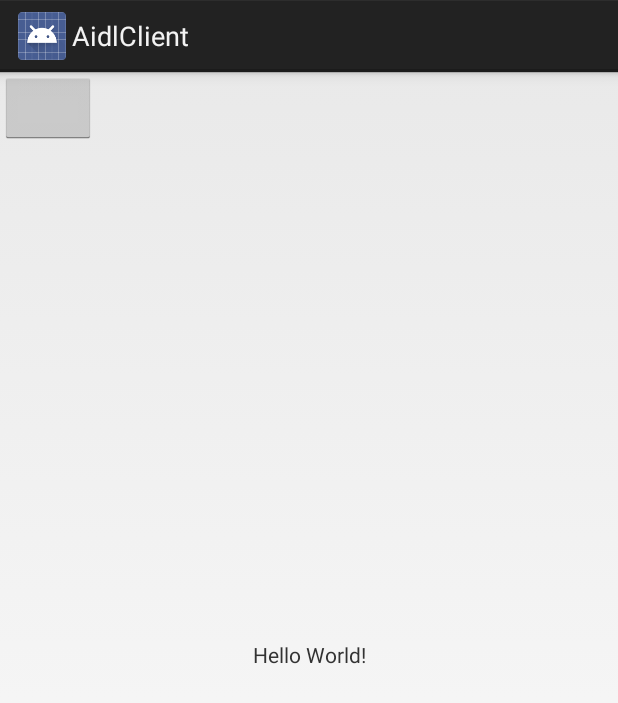
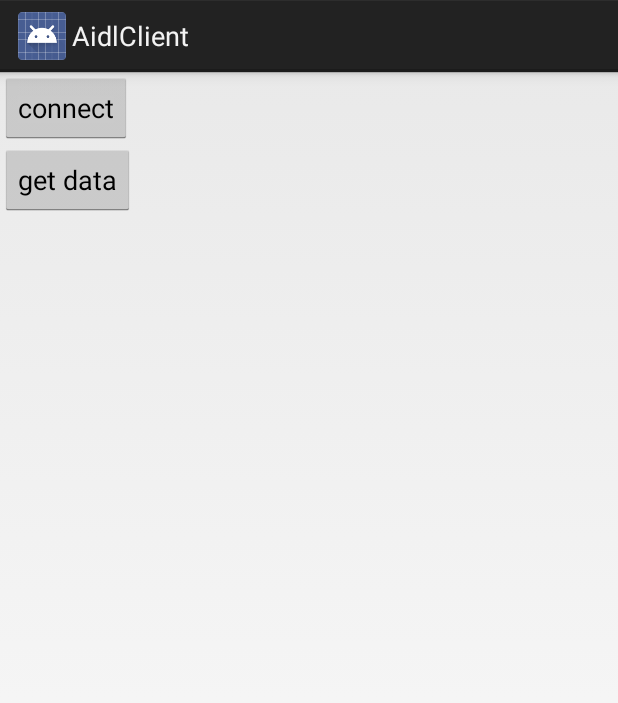
Before and after one commit to wuruixiong/AndroidAidlDemo, an Android app: the screen it shows after launch (MainActivity), on a phone screen of 412 x 824 dp. Shown: the top 703 px of the screen. Run offline under Robolectric (Android 15) with nearby library versions, the phone set to English and light mode, and no system bars.

Commit message:
add DataItem object

```diff
--- a/AidlClient/app/src/main/java/wrx/aidlclient/MainActivity.java
+++ b/AidlClient/app/src/main/java/wrx/aidlclient/MainActivity.java
@@ -9,6 +9,9 @@ import android.os.IBinder;
 import android.util.Log;
 import android.view.View;
 
+import java.util.List;
+
+import wrx.aidlserver.DataItem;
 import wrx.aidlserver.IRemoteService;
 
 public class MainActivity extends Activity {
@@ -34,13 +37,29 @@ public class MainActivity extends Activity {
     protected void onCreate(Bundle savedInstanceState) {
         super.onCreate(savedInstanceState);
         setContentView(R.layout.activity_main);
-        findViewById(R.id.bt).setOnClickListener(new View.OnClickListener() {
+        findViewById(R.id.connect).setOnClickListener(new View.OnClickListener() {
             @Override
             public void onClick(View v) {
                 Intent intent1 = new Intent();
                 intent1.setAction("wrx.aidlserver.service");
                 intent1.setPackage("wrx.aidlserver");
                 bindService(intent1, mConnection, BIND_AUTO_CREATE);
+            }
+        });
+
+        findViewById(R.id.getdata).setOnClickListener(new View.OnClickListener() {
+            @Override
+            public void onClick(View v) {
+                try {
+                    if (mIRemoteService != null) {
+                        List<DataItem> dataItems = mIRemoteService.getDateItemList();
+                        for (int i = 0; i < dataItems.size(); i ++) {
+                            Log.e("aidlclient", dataItems.get(i).toString());
+                        }
+                    }
+                } catch (Exception e) {
+                    Log.e("aidlclient", "Exception", e);
+                }
             }
         });
 
--- a/AidlClient/app/src/main/res/layout/activity_main.xml
+++ b/AidlClient/app/src/main/res/layout/activity_main.xml
@@ -1,23 +1,25 @@
 <?xml version="1.0" encoding="utf-8"?>
-<android.support.constraint.ConstraintLayout xmlns:android="http://schemas.android.com/apk/res/android"
+<LinearLayout xmlns:android="http://schemas.android.com/apk/res/android"
     xmlns:app="http://schemas.android.com/apk/res-auto"
     xmlns:tools="http://schemas.android.com/tools"
     android:layout_width="match_parent"
     android:layout_height="match_parent"
+    android:orientation="vertical"
     tools:context="wrx.aidlclient.MainActivity">
 
-    <TextView
+
+    <Button
+        android:id="@+id/connect"
         android:layout_width="wrap_content"
         android:layout_height="wrap_content"
-        android:text="Hello World!"
-        app:layout_constraintBottom_toBottomOf="parent"
-        app:layout_constraintLeft_toLeftOf="parent"
-        app:layout_constraintRight_toRightOf="parent"
-        app:layout_constraintTop_toTopOf="parent" />
+        android:text="connect"
+        />
 
     <Button
-        android:id="@+id/bt"
+        android:id="@+id/getdata"
         android:layout_width="wrap_content"
-        android:layout_height="wrap_content" />
+        android:layout_height="wrap_content"
+        android:text="get data"
+        />
 
-</android.support.constraint.ConstraintLayout>
+</LinearLayout>
```
Also changed, not shown: AidlClient/app/src/main/java/wrx/aidlserver/DataItem.java (added, +51 -0 lines), AidlServer/app/src/main/java/wrx/aidlserver/DataItem.java (added, +51 -0 lines), AidlServer/app/src/main/java/wrx/aidlserver/RemoteService.java (+22 -0 lines), AidlClient/app/src/main/aidl/wrx/aidlserver/DataItem.aidl (added), AidlClient/app/src/main/aidl/wrx/aidlserver/IRemoteService.aidl, AidlServer/app/src/main/aidl/wrx/aidlserver/DataItem.aidl (added), AidlServer/app/src/main/aidl/wrx/aidlserver/IRemoteService.aidl.
